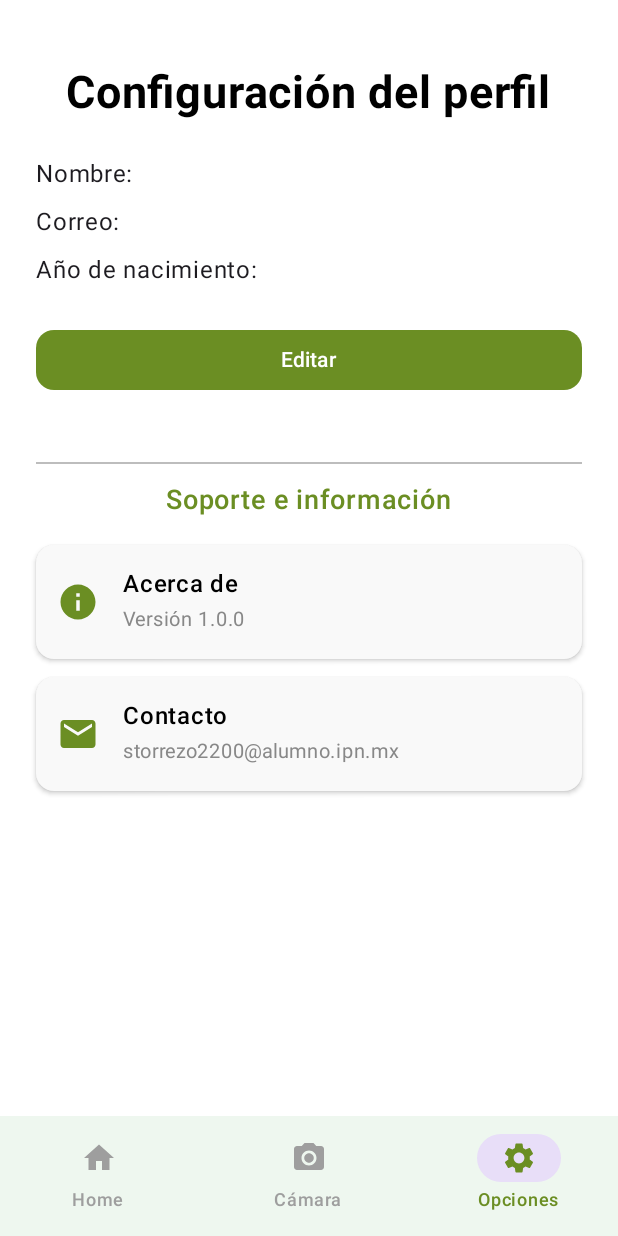
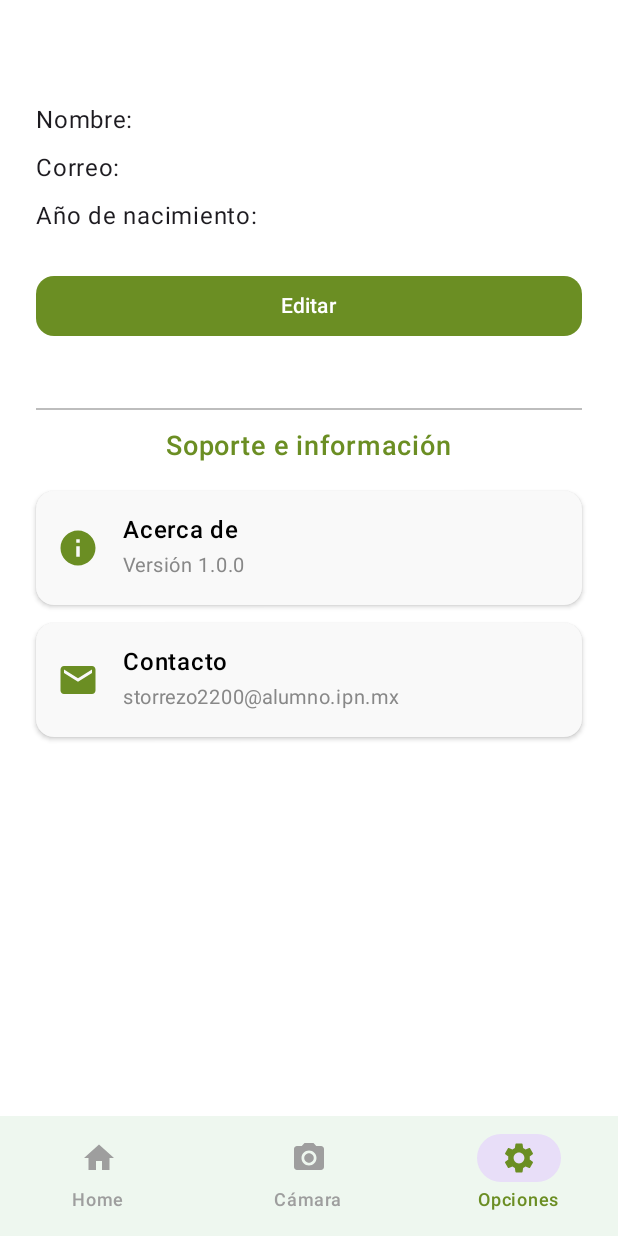
Before and after one commit to samtorrez84/PF_Apps, an Android app built with Jetpack Compose: the OptionsScreen screen opened through its navigation route, on a phone screen of 412 x 824 dp. Run offline under Robolectric (Android 15) with nearby library versions, the phone set to English and light mode, and no system bars; libraries missing offline, so code that uses them is left out: org.maplibre.android.

Commit message:
Corrección a español

```diff
--- a/app/src/main/java/com/example/pf1/ui/theme/WelcomeScreen.kt
+++ b/app/src/main/java/com/example/pf1/ui/theme/WelcomeScreen.kt
@@ -42,14 +42,14 @@ fun WelcomeScreen(navController: NavController) {
             horizontalAlignment = Alignment.CenterHorizontally
         ) {
             Text(
-                text = "Welcome",
+                text = "Bienvenido",
                 fontSize = 36.sp,
                 color = Color.White,
                 fontWeight = FontWeight.Bold
             )
             Spacer(modifier = Modifier.height(8.dp))
             Text(
-                text = "Choose the best cathegory for\ncleaning the world",
+                text = "Elige la mejor categoría\npara limpiar el mundo",
                 fontSize = 16.sp,
                 color = Color.White,
                 textAlign = TextAlign.Center
@@ -63,7 +63,7 @@ fun WelcomeScreen(navController: NavController) {
                     .fillMaxWidth(0.4f)
                     .height(48.dp)
             ) {
-                Text("Start", color = Color.White)
+                Text("Comenzar", color = Color.White)
             }
         }
     }
--- a/app/src/main/java/com/example/pf1/ui/theme/screens/Homescreen.kt
+++ b/app/src/main/java/com/example/pf1/ui/theme/screens/Homescreen.kt
@@ -63,7 +63,7 @@ fun HomeScreen(navController: NavController, defaultTab: String = "Basura", cent
             Spacer(modifier = Modifier.height(12.dp))
 
             Text(
-                text = "Encuentra puntos de acopio de reciclaje",
+                text = "Recicla materiales y encuentra puntos de acopio de reciclaje",
                 fontSize = 14.sp,
                 color = Color(0xFF4E342E),
                 modifier = Modifier
--- a/app/src/main/java/com/example/pf1/ui/theme/screens/OptionsScreen.kt
+++ b/app/src/main/java/com/example/pf1/ui/theme/screens/OptionsScreen.kt
@@ -61,13 +61,6 @@ fun OptionsScreen(navController: NavController) {
             horizontalAlignment = Alignment.CenterHorizontally
         ) {
             Spacer(modifier = Modifier.height(20.dp))
-
-            Text(
-                text = "Configuración del perfil",
-                fontSize = 30.sp,
-                fontWeight = FontWeight.Bold,
-                color = Color(0xFF000000)
-            )
 
             Spacer(modifier = Modifier.height(24.dp))
 
```
Also changed, not shown: app/src/main/res/drawable/logo.png (added).
